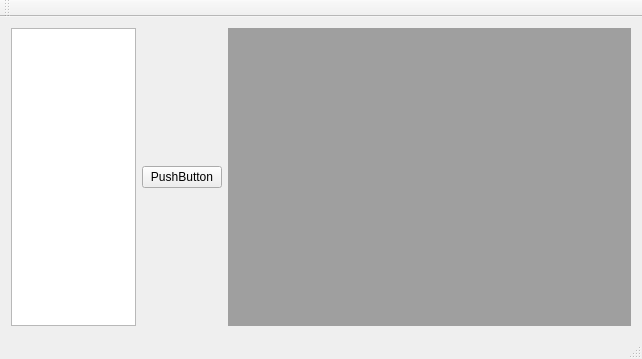
First picture: the form in etc/client/mainwindow.ui, repository tracer-sec/cagney, before the edit.
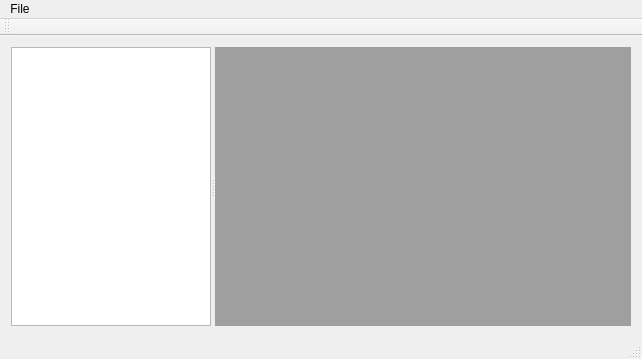
Second picture: the form after the edit.

Diff of the .ui file:
```diff
--- a/etc/client/mainwindow.ui
+++ b/etc/client/mainwindow.ui
@@ -16,18 +16,14 @@
   <widget class="QWidget" name="centralWidget">
    <layout class="QHBoxLayout" name="horizontalLayout">
     <item>
-     <widget class="QListWidget" name="botList"/>
-    </item>
-    <item>
-     <widget class="QPushButton" name="pushButton">
-      <property name="text">
-       <string>PushButton</string>
+     <widget class="QSplitter" name="splitter">
+      <property name="orientation">
+       <enum>Qt::Horizontal</enum>
       </property>
+      <widget class="QListWidget" name="botList"/>
+      <widget class="QMdiArea" name="messageWindowContainer"/>
      </widget>
     </item>
-    <item>
-     <widget class="QMdiArea" name="messageWindowContainer"/>
-    </item>
    </layout>
   </widget>
   <widget class="QMenuBar" name="menuBar">
@@ -36,9 +32,17 @@
      <x>0</x>
      <y>0</y>
      <width>642</width>
-     <height>21</height>
+     <height>25</height>
     </rect>
    </property>
+   <widget class="QMenu" name="menuFile">
+    <property name="title">
+     <string>File</string>
+    </property>
+    <addaction name="actionRefresh"/>
+    <addaction name="actionExit"/>
+   </widget>
+   <addaction name="menuFile"/>
   </widget>
   <widget class="QToolBar" name="mainToolBar">
    <attribute name="toolBarArea">
```
Left out of the diff: 10 changed lines with no effect on the pictures.
